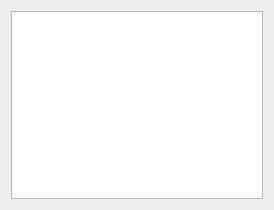
This is QListWidgetEx/mainwindow.ui in cukier/qt as Qt 5 draws it before an edit. The edited form follows.
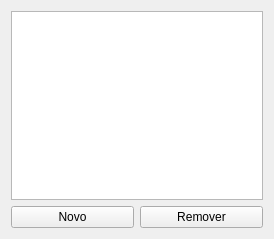
This is the edited form. Icons and pictures are not drawn.

```diff
--- a/QListWidgetEx/mainwindow.ui
+++ b/QListWidgetEx/mainwindow.ui
@@ -7,7 +7,7 @@
     <x>0</x>
     <y>0</y>
     <width>274</width>
-    <height>210</height>
+    <height>239</height>
    </rect>
   </property>
   <property name="windowTitle">
@@ -64,25 +64,13 @@
         <string/>
        </property>
        <property name="textAlignment">
-        <set>AlignCenter</set>
+        <set>AlignLeading|AlignVCenter</set>
        </property>
        <property name="icon">
         <iconset resource="ico.qrc">
          <normaloff>:/ico/t2.png</normaloff>:/ico/t2.png</iconset>
        </property>
       </item>
-      <item>
-       <property name="icon">
-        <iconset>
-         <normaloff>ico/t1.png</normaloff>ico/t1.png</iconset>
-       </property>
-      </item>
-      <item>
-       <property name="icon">
-        <iconset>
-         <normaloff>ico/t3.png</normaloff>ico/t3.png</iconset>
-       </property>
-      </item>
       <item>
        <property name="icon">
         <iconset resource="ico.qrc">
@@ -91,6 +79,24 @@
       </item>
      </widget>
     </item>
+    <item row="1" column="0">
+     <layout class="QHBoxLayout" name="horizontalLayout">
+      <item>
+       <widget class="QPushButton" name="pushButton_2">
+        <property name="text">
+         <string>Novo</string>
+        </property>
+       </widget>
+      </item>
+      <item>
+       <widget class="QPushButton" name="pushButton">
+        <property name="text">
+         <string>Remover</string>
+        </property>
+       </widget>
+      </item>
+     </layout>
+    </item>
    </layout>
   </widget>
  </widget>
```
